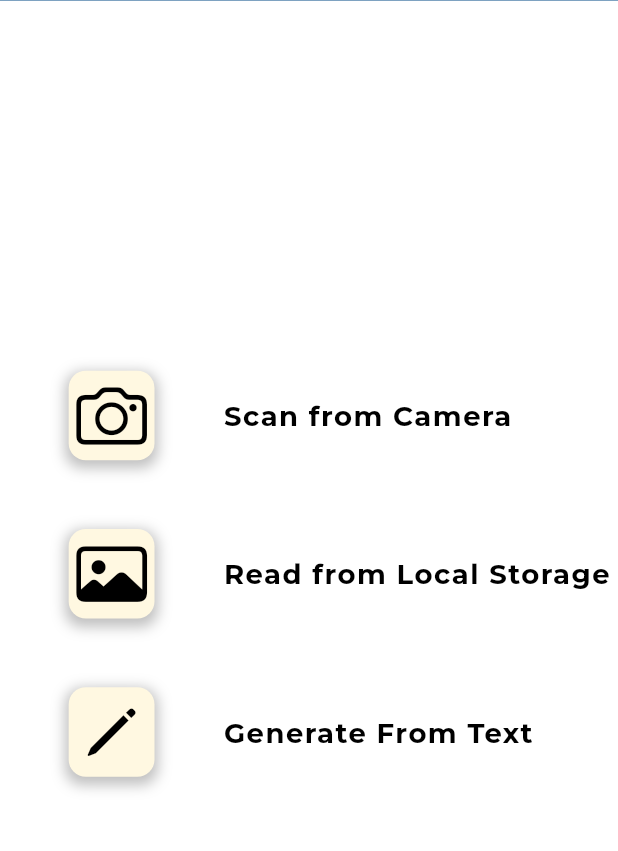
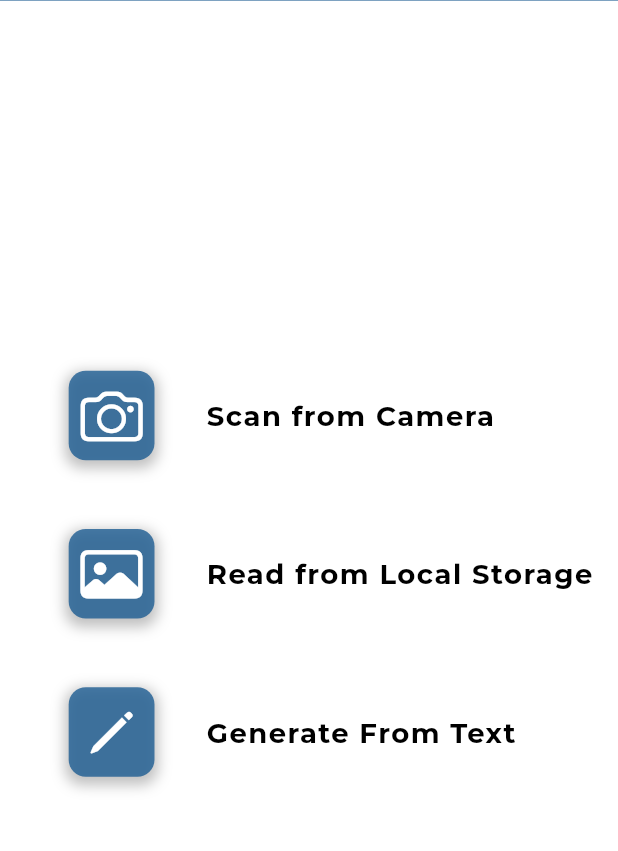
Before and after one commit to Adil-Ashfaq35/tecno_qr, a Flutter app: the screen it shows after launch, after a tap on "Privacy Policy", on a phone screen of 412 x 824 dp, the part 89-940 px from its top. Run offline on Flutter 3.47's test engine with Material 2 defaults, Android fonts, the phone set to English and light mode, and no system bars; our stand-ins replace cloud_firestore, firebase_core, flutter_screenutil, freezed_annotation, gallery_saver, get and 9 more; missing offline and left inert: google_mlkit_barcode_scanning, mobile_scanner; accounts and stored records are empty; statements that could not run were skipped.

Commit message:
updated qr

```diff
--- a/lib/core/controllers/history_controller.dart
+++ b/lib/core/controllers/history_controller.dart
@@ -45,6 +45,7 @@ class HistoryController extends GetxController {
   }
 
   getItem() async {
+    qrList.value = [];
     qrList.value = box.values.toList();
     divisbleQR(qrList);
   }
@@ -61,6 +62,9 @@ class HistoryController extends GetxController {
 
   divisbleQR(RxList<QRModel> qrList) {
     qrHistory.clear();
+    scanQrs.value = [];
+    readQrs.value = [];
+
     for (var element in qrList) {
       if (element.iscreate) {
         scanQrs.add(element);
@@ -78,8 +82,9 @@ class HistoryController extends GetxController {
     String path = await getFilePath();
     images.value = [];
     final imagesDirectory = Directory('$path/');
-    final _imagesFile =
-        imagesDirectory.listSync().map((item) => item.path)
+    final _imagesFile = imagesDirectory
+        .listSync()
+        .map((item) => item.path)
         .where((item) => item.endsWith(".png"))
         .toList(growable: false);
     for (var img in _imagesFile) {
--- a/lib/core/router/router_generator.dart
+++ b/lib/core/router/router_generator.dart
@@ -4,9 +4,12 @@ import 'package:technoapp_qr/views/custom_drawer.dart';
 import 'package:technoapp_qr/views/enter_qr.dart';
 import 'package:technoapp_qr/views/history_screen.dart';
 import 'package:technoapp_qr/views/home_screen.dart';
+import 'package:technoapp_qr/views/image_display.dart';
 import 'package:technoapp_qr/views/qr_scan.dart';
 import 'package:technoapp_qr/views/result_screen.dart';
 import 'package:technoapp_qr/views/splash_screen.dart';
+import 'package:technoapp_qr/views/widgets/faq_screen.dart';
+import 'package:technoapp_qr/views/widgets/written_texts_screen.dart';
 
 import '../../views/generate_qr.dart';
 
@@ -24,6 +27,9 @@ class RouteGenerator {
   static const String resultScreen = '/result_screen';
   static const String enterText = '/enter_text';
   static const String historyScreen = '/history_screen';
+  static const String policyScreen = '/policy_screen';
+  static const String faqPage = '/faq_page';
+  static const String displayImage = '/image_display';
   // FUNCTION THAT HANDLES ROUTING
   static Route<dynamic> onGeneratedRoutes(RouteSettings settings) {
     late dynamic args;
@@ -35,7 +41,7 @@ class RouteGenerator {
       case mainSplashScreen:
         return _getPageRoute(const SplashScreen());
       case homeScreen:
-        return _getPageRoute(HomeScreen());
+        return _getPageRoute(const HomeScreen());
       case createQr:
         return _getPageRoute(CreateQrPage());
       case scanQr:
@@ -50,7 +56,13 @@ class RouteGenerator {
       case customDrawer:
         return _getPageRoute(const CustomDrawer());
       case historyScreen:
-        return _getPageRoute( HistoryScreen());
+        return _getPageRoute(HistoryScreen());
+      case policyScreen:
+        return _getPageRoute(const PrivacyPolicy());
+      case faqPage:
+        return _getPageRoute(FAQPage());
+      case displayImage:
+        return _getPageRoute(const DisplayImage());
       default:
         return _errorRoute();
     }
--- a/lib/views/custom_drawer.dart
+++ b/lib/views/custom_drawer.dart
@@ -1,5 +1,6 @@
 import 'package:flutter/material.dart';
 import 'package:flutter_screenutil/flutter_screenutil.dart';
+import 'package:get/route_manager.dart';
 
 import 'package:share_plus/share_plus.dart';
 import 'package:technoapp_qr/constants/controllers.dart';
@@ -32,7 +33,7 @@ class _CustomDrawerState extends State<CustomDrawer>
   Widget build(BuildContext context) {
     Widget _buildDrawer() => Drawer(
           elevation: 0,
-          backgroundColor: Color.fromARGB(255, 28, 92, 146),
+          backgroundColor: const Color.fromARGB(255, 28, 92, 146),
           child: SingleChildScrollView(
             physics: const BouncingScrollPhysics(),
             child: Container(
@@ -50,7 +51,10 @@ class _CustomDrawerState extends State<CustomDrawer>
                         height: 0.12.sh,
                       ),
                       Menuitem(
-                        callback: () {},
+                        callback: () {
+                          navigationController
+                              .getOffAll(RouteGenerator.customDrawer);
+                        },
                         title: 'Home',
                         iconData: Icons.home,
                       ),
@@ -77,7 +81,10 @@ class _CustomDrawerState extends State<CustomDrawer>
                         height: 0.05.sh,
                       ),
                       Menuitem(
-                          callback: () {},
+                          callback: () {
+                            navigationController
+                                .navigateToNamed(RouteGenerator.faqPage);
+                          },
                           title: 'FAQ',
                           iconData: Icons.question_answer),
                       SizedBox(
@@ -99,9 +106,8 @@ class _CustomDrawerState extends State<CustomDrawer>
                       Menuitem(
                           callback: () async {
                             //    PackageInfo info = await getVersion();
-                            Share.share(
-                                'Let me recommend you this Application: https://play.google.com/store/apps/details?id=com.geeklone.toonapp',
-                                subject: 'Sharing App');
+                            navigationController
+                                .navigateToNamed(RouteGenerator.policyScreen);
                           },
                           title: 'Privacy Policy',
                           iconData: Icons.privacy_tip),
--- a/lib/views/generate_qr.dart
+++ b/lib/views/generate_qr.dart
@@ -12,6 +12,7 @@ import 'package:path_provider/path_provider.dart';
 import 'package:permission_handler/permission_handler.dart';
 import 'package:qr_flutter/qr_flutter.dart';
 import 'package:share_plus/share_plus.dart';
+import 'package:technoapp_qr/core/router/router_generator.dart';
 
 import '../constants/controllers.dart';
 import 'widgets/appbar_design.dart';
@@ -62,7 +63,7 @@ class CreateQrPage extends StatelessWidget {
           title: 'Qr Code',
           iconButton: IconButton(
               onPressed: () {
-                navigationController.goBack();
+                navigationController.getOffAll(RouteGenerator.customDrawer);
               },
               icon: const Icon(Icons.arrow_back))),
       body: SafeArea(
@@ -96,6 +97,7 @@ class CreateQrPage extends StatelessWidget {
               icon: CupertinoIcons.camera,
               optionText: 'Download',
               onTap: () {
+
                 takeScreenShot();
               },
             ),
--- a/lib/views/home_screen.dart
+++ b/lib/views/home_screen.dart
@@ -46,10 +46,10 @@ class HomeScreen extends StatelessWidget {
                 icon: CupertinoIcons.photo,
                 optionText: 'Read from Local Storage ',
                 onTap: () async {
-                  bool isCompleted = await qrScanProvider.qrScan();
+                  bool isCompleted = await qrScanProvider.pickImage();
                   isCompleted
                       ? navigationController
-                          .navigateToNamed(RouteGenerator.resultScreen)
+                          .navigateToNamed(RouteGenerator.displayImage)
                       : null;
                 },
               ),
--- a/lib/views/result_screen.dart
+++ b/lib/views/result_screen.dart
@@ -21,7 +21,7 @@ class ResultScreen extends StatelessWidget {
         title: 'Result Screen',
           iconButton: IconButton(
               onPressed: () {
-                navigationController.getOffAll(RouteGenerator.homeScreen);
+                navigationController.getOffAll(RouteGenerator.customDrawer);
               },
               icon: const Icon(Icons.arrow_back))),
       body: Container(
--- a/lib/views/splash_screen.dart
+++ b/lib/views/splash_screen.dart
@@ -2,6 +2,7 @@ import 'dart:async';
 
 import 'package:flutter/material.dart';
 import 'package:lottie/lottie.dart';
+import 'package:technoapp_qr/constants/const_settings.dart';
 import 'package:technoapp_qr/constants/controllers.dart';
 import 'package:technoapp_qr/core/router/router_generator.dart';
 
@@ -18,7 +19,7 @@ class _SplashScreenState extends State<SplashScreen>
   void initState() {
     super.initState();
 
-    Timer(const Duration(seconds: 5), () => checkState());
+    Timer(const Duration(seconds: ConstantSettings.splashScreenTime), () => checkState());
   }
 
   @override
--- a/lib/views/widgets/appbar_design.dart
+++ b/lib/views/widgets/appbar_design.dart
@@ -5,7 +5,7 @@ import 'package:technoapp_qr/constants/utils/apptheme.dart';
 class CustomWidgets {
   static BoxDecoration customDecoration() {
     return BoxDecoration(
-        color: Colors.amber[50],
+        color: AppTheme.primaryColor.withOpacity(0.8),
         boxShadow: [
           BoxShadow(
             color: Colors.black45.withOpacity(0.25),
--- a/lib/views/widgets/options_widget.dart
+++ b/lib/views/widgets/options_widget.dart
@@ -23,15 +23,15 @@ class OptionsWidget extends StatelessWidget {
           mainAxisAlignment: MainAxisAlignment.start,
           children: [
             Container(
-              margin: EdgeInsets.fromLTRB(40.sp, 20.sp, 40.sp, 20.sp),
+              margin: EdgeInsets.fromLTRB(40.sp, 20.sp, 30.sp, 20.sp),
               height: 50.h,
               width: 50.w,
               decoration: CustomWidgets.customDecoration(),
               child: Center(
                   child: Icon(
                 icon,
-                size: 40.h,
-                color: Colors.black,
+                size: 35.h,
+                color: Colors.white,
               )),
             ),
             Text(
```
Also changed, not shown: lib/constants/const_settings.dart (added, +8 -0 lines), lib/core/controllers/qr_scan.provider.dart (+11 -5 lines), lib/models/imagesqr_model.dart (+4 -15 lines), lib/views/history_screen.dart (+4 -5 lines), lib/views/image_display.dart (added, +77 -0 lines), lib/views/qr_scan.dart (+5 -2 lines), lib/views/widgets/faq_screen.dart (added, +121 -0 lines), lib/views/widgets/written_texts_screen.dart (added, +55 -0 lines), lib/models/history_model.dart (line endings or trailing spaces), lib/models/imagesqr_model.freezed.dart (deleted).
